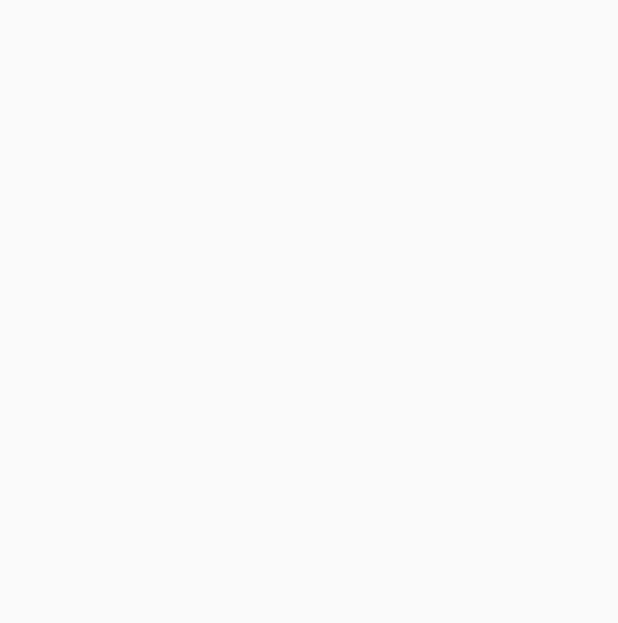
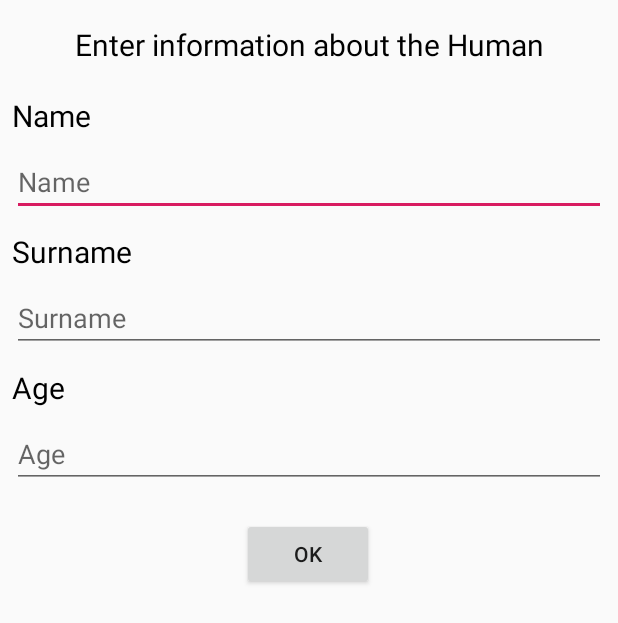
Before and after one commit to udenfox/SuperMegaApp, an Android app: the screen it shows after launch (FirstActivity), on a phone screen of 412 x 824 dp. Before the commit the part shown is empty. Shown: the top 623 px of the screen. Run offline under Robolectric (Android 15) with nearby library versions, the phone set to English and light mode, and no system bars.

Commit message:
Created first layout

```diff
--- a/app/src/main/AndroidManifest.xml
+++ b/app/src/main/AndroidManifest.xml
@@ -9,8 +9,9 @@
         android:roundIcon="@mipmap/ic_launcher_round"
         android:supportsRtl="true"
         android:theme="@style/AppTheme">
+        <activity android:name=".activity.SecondActivity"></activity>
         <activity
-            android:name=".FirstActivity"
+            android:name=".activity.FirstActivity"
             android:label="@string/app_name"
             android:theme="@style/AppTheme.NoActionBar">
             <intent-filter>
@@ -19,17 +20,17 @@
                 <category android:name="android.intent.category.LAUNCHER" />
             </intent-filter>
         </activity>
-
-
         <activity
             android:name=".MainActivity"
             android:label="@string/app_name"
             android:theme="@style/AppTheme.NoActionBar">
-            <!--<intent-filter>-->
-                <!--<action android:name="android.intent.action.MAIN" />-->
 
-                <!--<category android:name="android.intent.category.LAUNCHER" />-->
-            <!--</intent-filter>-->
+            <!-- <intent-filter> -->
+            <!-- <action android:name="android.intent.action.MAIN" /> -->
+
+
+            <!-- <category android:name="android.intent.category.LAUNCHER" /> -->
+            <!-- </intent-filter> -->
         </activity>
     </application>
 
--- a/app/src/main/java/com/example/android/supermegaapp/FirstActivity.java
+++ b/app/src/main/java/com/example/android/supermegaapp/activity/FirstActivity.java
@@ -1,7 +1,9 @@
-package com.example.android.supermegaapp;
+package com.example.android.supermegaapp.activity;
 
 import android.support.v7.app.AppCompatActivity;
 import android.os.Bundle;
+
+import com.example.android.supermegaapp.R;
 
 public class FirstActivity extends AppCompatActivity {
 
--- /dev/null
+++ b/app/src/main/java/com/example/android/supermegaapp/activity/SecondActivity.java
@@ -0,0 +1,15 @@
+package com.example.android.supermegaapp.activity;
+
+import android.support.v7.app.AppCompatActivity;
+import android.os.Bundle;
+
+import com.example.android.supermegaapp.R;
+
+public class SecondActivity extends AppCompatActivity {
+
+    @Override
+    protected void onCreate(Bundle savedInstanceState) {
+        super.onCreate(savedInstanceState);
+        setContentView(R.layout.activity_second);
+    }
+}
--- a/app/src/main/res/layout/activity_first.xml
+++ b/app/src/main/res/layout/activity_first.xml
@@ -4,8 +4,109 @@
     xmlns:tools="http://schemas.android.com/tools"
     android:layout_width="match_parent"
     android:layout_height="match_parent"
-    tools:context=".FirstActivity">
+    tools:context=".activity.FirstActivity">
 
+    <TextView
+        android:id="@+id/tvInputTitle"
+        style="@style/TextView"
+        android:layout_width="match_parent"
+        android:layout_height="wrap_content"
+        android:layout_marginStart="8dp"
+        android:layout_marginTop="16dp"
+        android:layout_marginEnd="8dp"
+        android:text="@string/input_title_text"
+        android:textAlignment="center"
+        app:layout_constraintEnd_toEndOf="parent"
+        app:layout_constraintHorizontal_bias="0.0"
+        app:layout_constraintStart_toStartOf="parent"
+        app:layout_constraintTop_toTopOf="parent" />
+
+    <TextView
+        android:id="@+id/tvName"
+        style="@style/TextView"
+        android:layout_width="wrap_content"
+        android:layout_height="wrap_content"
+        android:layout_marginStart="8dp"
+        android:layout_marginTop="20dp"
+        android:layout_marginEnd="8dp"
+        android:text="@string/name_text"
+        app:layout_constraintEnd_toEndOf="parent"
+        app:layout_constraintHorizontal_bias="0.0"
+        app:layout_constraintStart_toStartOf="parent"
+        app:layout_constraintTop_toBottomOf="@+id/tvInputTitle" />
+
+    <EditText
+        android:id="@+id/etName"
+        android:layout_width="match_parent"
+        android:layout_height="wrap_content"
+        android:layout_marginStart="8dp"
+        android:layout_marginTop="8dp"
+        android:layout_marginEnd="8dp"
+        android:hint="@string/name_text"
+        app:layout_constraintEnd_toEndOf="parent"
+        app:layout_constraintHorizontal_bias="0.0"
+        app:layout_constraintStart_toStartOf="parent"
+        app:layout_constraintTop_toBottomOf="@+id/tvName" />
+
+    <TextView
+        android:id="@+id/tvSurname"
+        style="@style/TextView"
+        android:layout_width="wrap_content"
+        android:layout_height="wrap_content"
+        android:layout_marginStart="8dp"
+        android:layout_marginTop="10dp"
+        android:text="@string/surname_text"
+        app:layout_constraintStart_toStartOf="parent"
+        app:layout_constraintTop_toBottomOf="@+id/etName" />
+
+    <EditText
+        android:id="@+id/etSurname"
+        android:hint="@string/surname_text"
+        android:layout_width="match_parent"
+        android:layout_height="wrap_content"
+        android:layout_marginStart="8dp"
+        android:layout_marginTop="8dp"
+        android:layout_marginEnd="8dp"
+        app:layout_constraintEnd_toEndOf="parent"
+        app:layout_constraintStart_toStartOf="parent"
+        app:layout_constraintTop_toBottomOf="@+id/tvSurname" />
+
+    <TextView
+        android:id="@+id/tvAge"
+        style="@style/TextView"
+        android:layout_width="wrap_content"
+        android:layout_height="wrap_content"
+        android:layout_marginStart="8dp"
+        android:layout_marginTop="10dp"
+        android:text="@string/age_text"
+        app:layout_constraintStart_toStartOf="parent"
+        app:layout_constraintTop_toBottomOf="@+id/etSurname" />
+
+    <EditText
+        android:id="@+id/etAge"
+        android:layout_width="match_parent"
+        android:layout_height="wrap_content"
+        android:layout_marginStart="8dp"
+        android:layout_marginTop="8dp"
+        android:layout_marginEnd="8dp"
+        android:hint="@string/age_text"
+        android:inputType="number"
+        app:layout_constraintEnd_toEndOf="parent"
+        app:layout_constraintStart_toStartOf="parent"
+        app:layout_constraintTop_toBottomOf="@+id/tvAge" />
+
+    <Button
+        android:id="@+id/btnOk"
+        android:text="@string/ok_button"
+        android:layout_width="wrap_content"
+        android:layout_height="wrap_content"
+        android:layout_marginStart="8dp"
+        android:layout_marginTop="20dp"
+        android:layout_marginEnd="8dp"
+        app:layout_constraintEnd_toEndOf="parent"
+        app:layout_constraintHorizontal_bias="0.498"
+        app:layout_constraintStart_toStartOf="parent"
+        app:layout_constraintTop_toBottomOf="@+id/etAge" />
 
 
 </android.support.constraint.ConstraintLayout>
--- /dev/null
+++ b/app/src/main/res/layout/activity_second.xml
@@ -0,0 +1,9 @@
+<?xml version="1.0" encoding="utf-8"?>
+<android.support.constraint.ConstraintLayout xmlns:android="http://schemas.android.com/apk/res/android"
+    xmlns:app="http://schemas.android.com/apk/res-auto"
+    xmlns:tools="http://schemas.android.com/tools"
+    android:layout_width="match_parent"
+    android:layout_height="match_parent"
+    tools:context=".activity.SecondActivity">
+
+</android.support.constraint.ConstraintLayout>
--- a/app/src/main/res/values/colors.xml
+++ b/app/src/main/res/values/colors.xml
@@ -3,4 +3,5 @@
     <color name="colorPrimary">#008577</color>
     <color name="colorPrimaryDark">#00574B</color>
     <color name="colorAccent">#D81B60</color>
+    <color name="colorDark">#000000</color>
 </resources>
--- a/app/src/main/res/values/strings.xml
+++ b/app/src/main/res/values/strings.xml
@@ -4,4 +4,8 @@
     <string name="start_button">Start</string>
     <string name="ok_button">Ok</string>
     <string name="close_button">Close</string>
+    <string name="input_title_text">Enter information about the Human</string>
+    <string name="name_text">Name</string>
+    <string name="surname_text">Surname</string>
+    <string name="age_text">Age</string>
 </resources>
--- a/app/src/main/res/values/styles.xml
+++ b/app/src/main/res/values/styles.xml
@@ -17,4 +17,9 @@
 
     <style name="AppTheme.PopupOverlay" parent="ThemeOverlay.AppCompat.Light" />
 
+    <style name="TextView">
+        <item name="android:textSize">20sp</item>
+        <item name="android:textColor">@color/colorDark</item>
+    </style>
+
 </resources>
```
